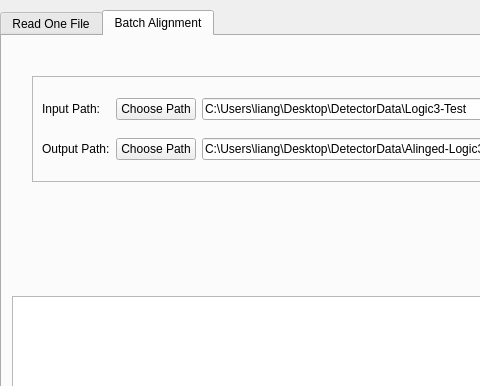
Above: src/mainwindow.ui from HelloUSTC114/MuonDataProcessor before the change; both pictures show x 0 to 480 and y 0 to 386 of the 997 by 954 pixel window. Below: the same form after it.
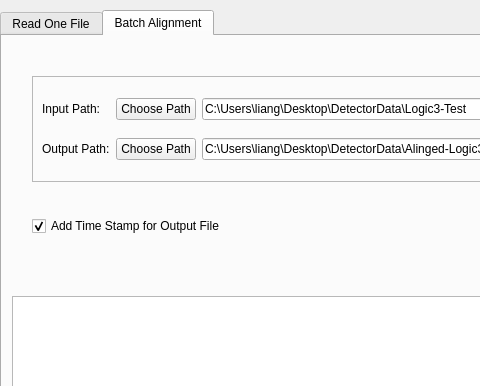
That is the form after the change. The open tabs and pages were chosen to show the change.

The edit to the form file:
```diff
--- a/src/mainwindow.ui
+++ b/src/mainwindow.ui
@@ -700,6 +700,22 @@
        </rect>
       </property>
      </widget>
+     <widget class="QCheckBox" name="ckbTimeStamp">
+      <property name="geometry">
+       <rect>
+        <x>30</x>
+        <y>180</y>
+        <width>271</width>
+        <height>20</height>
+       </rect>
+      </property>
+      <property name="text">
+       <string>Add Time Stamp for Output File</string>
+      </property>
+      <property name="checked">
+       <bool>true</bool>
+      </property>
+     </widget>
     </widget>
    </widget>
   </widget>
```
Left out of the diff: 2 changed lines with no effect on the pictures.
